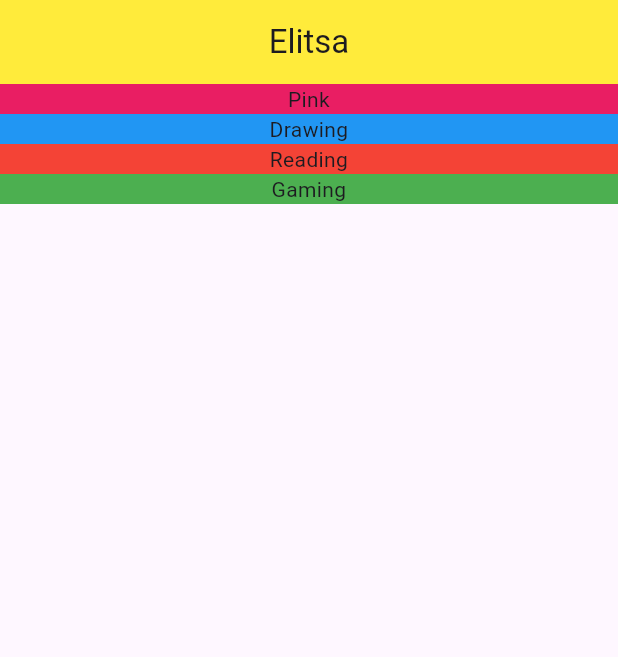
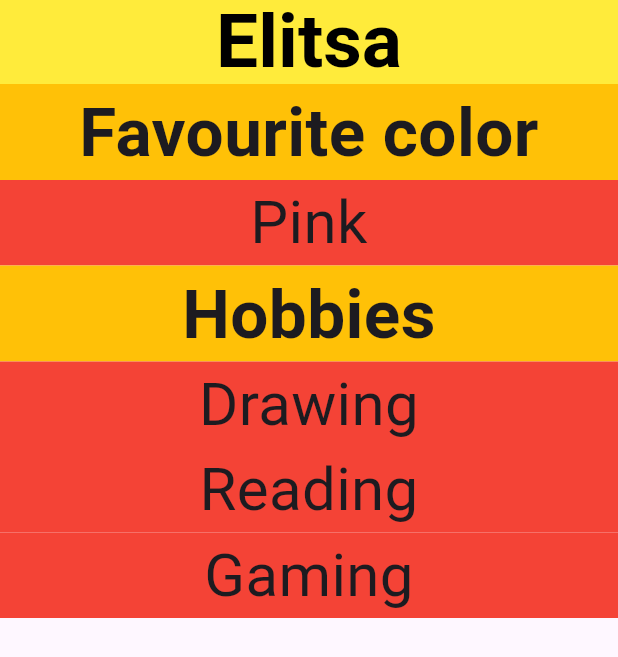
Before and after one commit to elitsa1819/flutter_application_1, a Flutter app: the screen it shows after launch, on a phone screen of 412 x 824 dp. Shown: the top 657 px of the screen. Run offline on Flutter 3.47's test engine with Material 3 defaults, Android fonts, the phone set to English and light mode, and no system bars.

Commit message:
changing the styling with sections

```diff
--- a/lib/pages/home.dart
+++ b/lib/pages/home.dart
@@ -8,6 +8,11 @@ class HomePage extends StatelessWidget {
     return Scaffold(
       appBar: AppBar(
         title:Text('Elitsa'),
+        titleTextStyle: TextStyle(
+          fontSize: 50,
+          color: Colors.black,
+          fontWeight: FontWeight.bold,
+        ),
         backgroundColor: Colors.yellow,
         centerTitle: true,
       ),
@@ -16,27 +21,48 @@ class HomePage extends StatelessWidget {
         children: [
           Container(
             decoration: BoxDecoration(
-              color: Colors.pink,
+              color: Colors.amber,
             ),
-            child: Text('Pink', textAlign: TextAlign.center,),
-          ),
-          Container(
-            decoration: BoxDecoration(
-              color: Colors.blue,
+            child: Text('Favourite color',
+            style: TextStyle(fontSize: 45, fontWeight: FontWeight.bold,), textAlign: TextAlign.center,
             ),
-            child: Text('Drawing', textAlign: TextAlign.center,),
           ),
           Container(
             decoration: BoxDecoration(
               color: Colors.red,
             ),
-            child: Text('Reading', textAlign: TextAlign.center,),
+            child: Text('Pink',
+            style: TextStyle(fontSize: 40,), textAlign: TextAlign.center,
+            ),
           ),
           Container(
             decoration: BoxDecoration(
-              color: Colors.green,
+              color: Colors.amber,
             ),
-            child: Text('Gaming', textAlign: TextAlign.center,),
+            child: Text('Hobbies',
+            style: TextStyle(fontSize: 45, fontWeight: FontWeight.bold,), textAlign: TextAlign.center,
+            ),
+          ),
+          Container(
+            decoration: BoxDecoration(
+              color: Colors.red,
+            ),
+            child: Text('Drawing',
+            style: TextStyle(fontSize: 40,), textAlign: TextAlign.center,),
+          ),
+          Container(
+            decoration: BoxDecoration(
+              color: Colors.red,
+            ),
+            child: Text('Reading',
+            style: TextStyle(fontSize: 40,), textAlign: TextAlign.center,),
+          ),
+          Container(
+            decoration: BoxDecoration(
+              color: Colors.red,
+            ),
+            child: Text('Gaming',
+            style: TextStyle(fontSize: 40,), textAlign: TextAlign.center,),
           )
         ],
 
```
